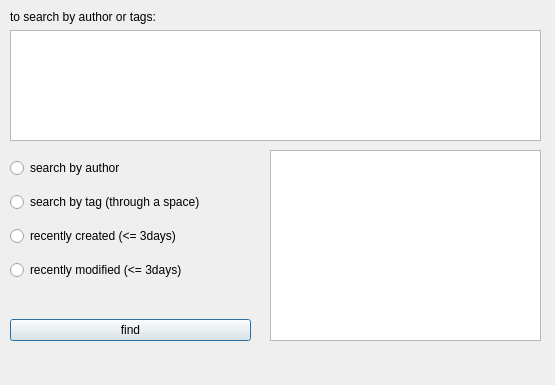
Before: the Qt Designer form searchwindow.ui in Alexander-1703/QtNotepad, drawn with Qt 5.
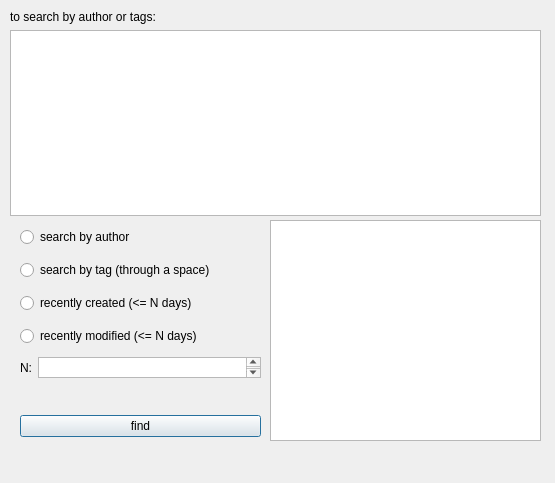
After: the same form once the commit is applied.

The edit to the form file:
```diff
--- a/searchwindow.ui
+++ b/searchwindow.ui
@@ -7,7 +7,7 @@
     <x>0</x>
     <y>0</y>
     <width>555</width>
-    <height>385</height>
+    <height>483</height>
    </rect>
   </property>
   <property name="windowTitle">
@@ -19,7 +19,7 @@
      <x>10</x>
      <y>10</y>
      <width>531</width>
-     <height>131</height>
+     <height>206</height>
     </rect>
    </property>
    <layout class="QVBoxLayout" name="verticalLayout">
@@ -38,8 +38,8 @@
   <widget class="QWidget" name="verticalLayoutWidget_2">
    <property name="geometry">
     <rect>
-     <x>10</x>
-     <y>300</y>
+     <x>20</x>
+     <y>396</y>
      <width>241</width>
      <height>61</height>
     </rect>
@@ -57,10 +57,10 @@
   <widget class="QWidget" name="verticalLayoutWidget_3">
    <property name="geometry">
     <rect>
-     <x>10</x>
-     <y>150</y>
+     <x>20</x>
+     <y>220</y>
      <width>240</width>
-     <height>141</height>
+     <height>136</height>
     </rect>
    </property>
    <layout class="QVBoxLayout" name="verticalLayout_3">
@@ -81,14 +81,14 @@
     <item>
      <widget class="QRadioButton" name="radioButton_3">
       <property name="text">
-       <string>recently created (&lt;= 3days)</string>
+       <string>recently created (&lt;= N days)</string>
       </property>
      </widget>
     </item>
     <item>
      <widget class="QRadioButton" name="radioButton_4">
       <property name="text">
-       <string>recently modified (&lt;= 3days)</string>
+       <string>recently modified (&lt;= N days)</string>
       </property>
      </widget>
     </item>
@@ -98,12 +98,34 @@
    <property name="geometry">
     <rect>
      <x>270</x>
-     <y>150</y>
+     <y>220</y>
      <width>271</width>
-     <height>191</height>
+     <height>221</height>
     </rect>
    </property>
   </widget>
+  <widget class="QWidget" name="horizontalLayoutWidget">
+   <property name="geometry">
+    <rect>
+     <x>20</x>
+     <y>357</y>
+     <width>241</width>
+     <height>21</height>
+    </rect>
+   </property>
+   <layout class="QHBoxLayout" name="horizontalLayout_3">
+    <item>
+     <widget class="QLabel" name="label_2">
+      <property name="text">
+       <string>N:</string>
+      </property>
+     </widget>
+    </item>
+    <item>
+     <widget class="QTextEdit" name="textEdit"/>
+    </item>
+   </layout>
+  </widget>
  </widget>
  <resources/>
  <connections/>
```
